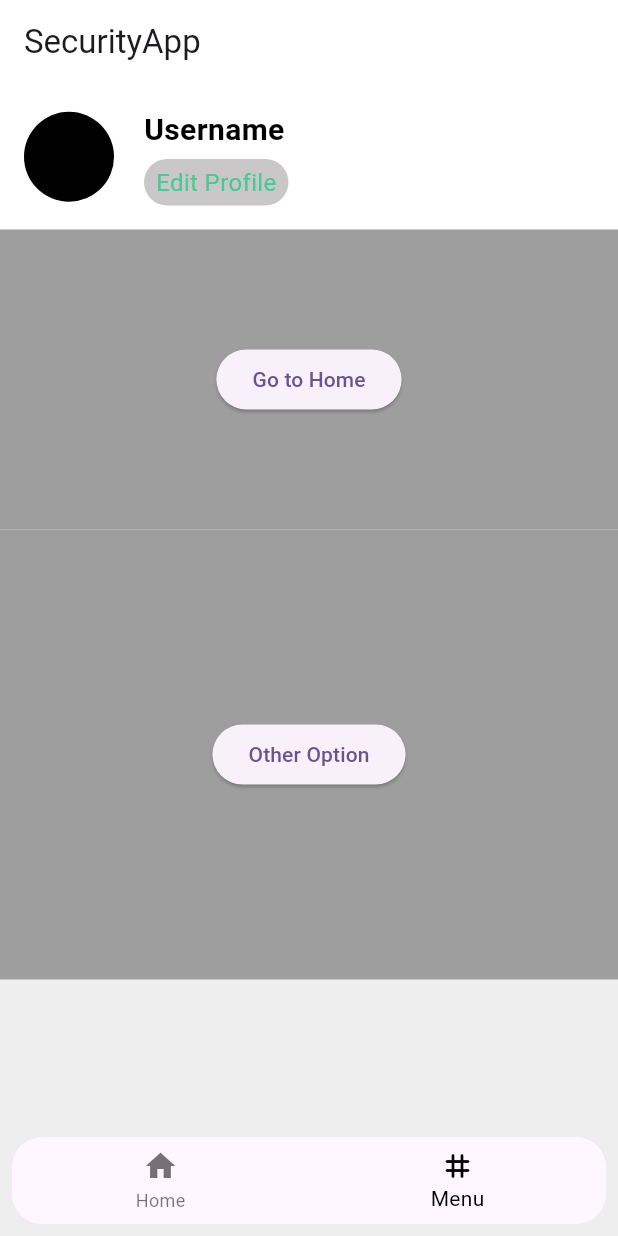
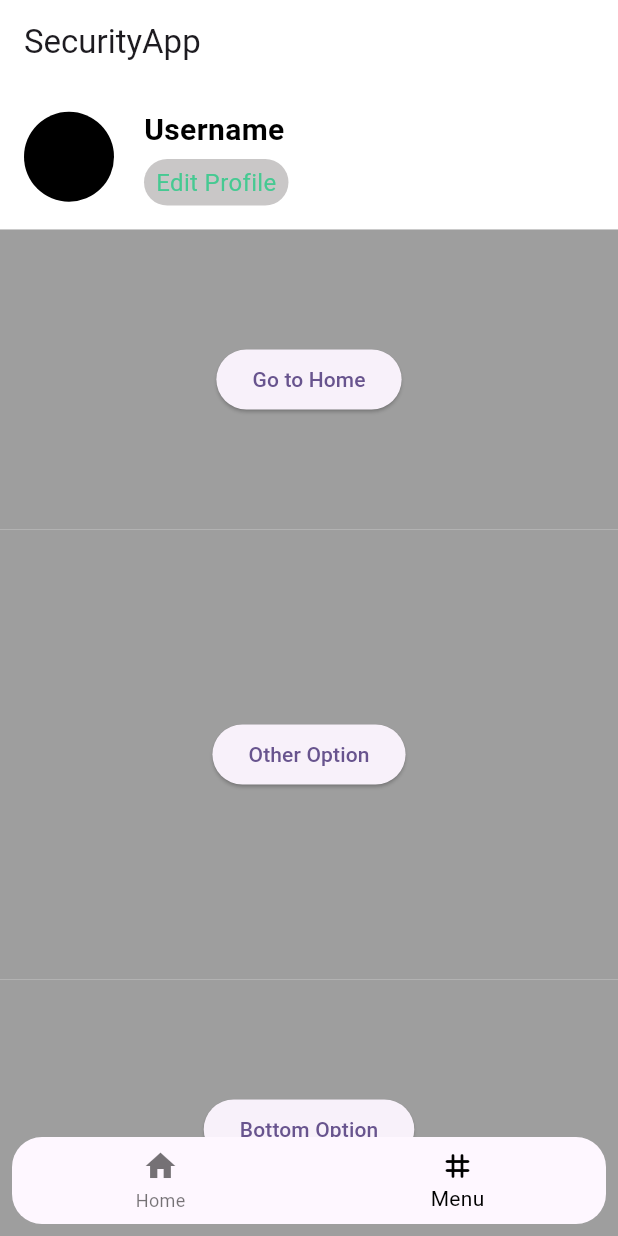
Before and after one commit to IamKier/finalssecurityapp, a Flutter app: the MenuScreen screen opened directly, on a phone screen of 412 x 824 dp. Run offline on Flutter 3.47's test engine with Material 3 defaults, Android fonts, the phone set to English and light mode, and no system bars.

Commit message:
Update menu_screen.dart

```diff
--- a/lib/screens/menu_screen.dart
+++ b/lib/screens/menu_screen.dart
@@ -139,7 +139,19 @@ class MenuScreen extends StatelessWidget {
                     ),
                   ),
                 ),
-
+                // Bottom Part
+                Container(
+                  height: 200,
+                  color: Colors.grey,
+                  child: Center(
+                    child: ElevatedButton(
+                      onPressed: () {
+                        // You can implement other menu options here
+                      },
+                      child: const Text('Bottom Option'),
+                    ),
+                  ),
+                ),
               ],
             ),
           ),
```
